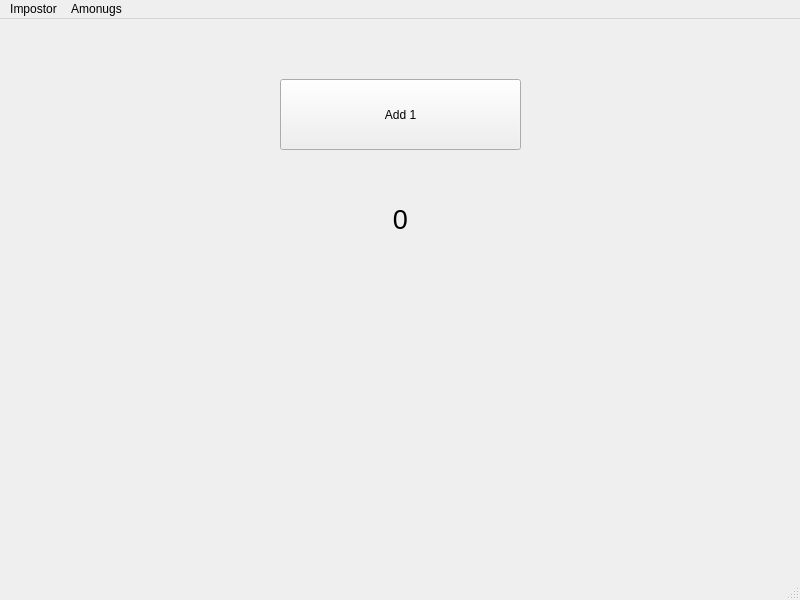
Above: src/test_qt_pkg/ui/mainwindow.ui from Silberbart007/Bachelorarbeit before the change. Below: the same form after it.
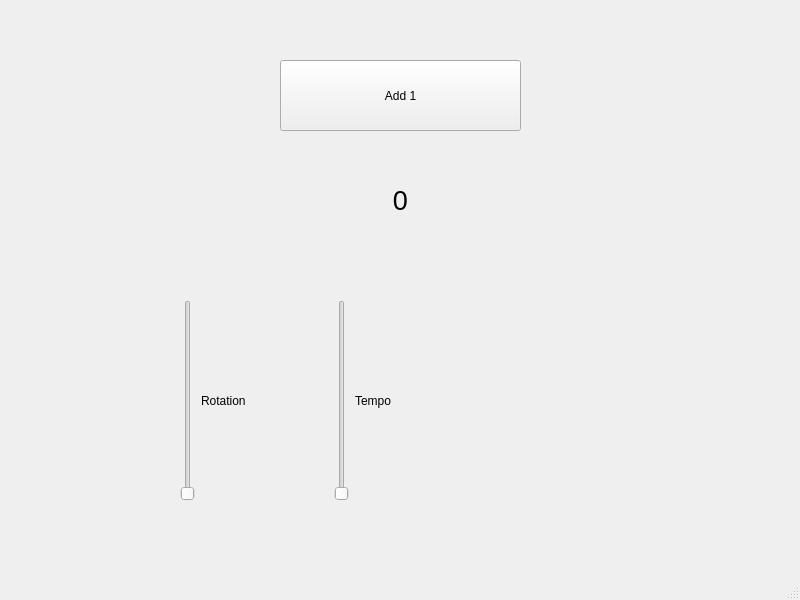
That is the form after the change. Custom widgets are drawn as their Qt base class.

Commit message: Rotation und Speed Slider added

Patch:
```diff
--- a/src/test_qt_pkg/ui/mainwindow.ui
+++ b/src/test_qt_pkg/ui/mainwindow.ui
@@ -48,21 +48,61 @@
    <widget class="QWidget" name="verticalLayoutWidget">
     <property name="geometry">
      <rect>
-      <x>280</x>
-      <y>220</y>
+      <x>520</x>
+      <y>300</y>
       <width>241</width>
       <height>201</height>
      </rect>
     </property>
     <layout class="QVBoxLayout" name="verticalLayout">
      <property name="leftMargin">
-      <number>9</number>
+      <number>0</number>
      </property>
      <item>
       <widget class="JoystickWidget" name="widget" native="true"/>
      </item>
     </layout>
    </widget>
+   <widget class="QWidget" name="horizontalLayoutWidget">
+    <property name="geometry">
+     <rect>
+      <x>180</x>
+      <y>300</y>
+      <width>301</width>
+      <height>201</height>
+     </rect>
+    </property>
+    <layout class="QHBoxLayout" name="horizontalLayout">
+     <item>
+      <widget class="QSlider" name="rotation_slider">
+       <property name="orientation">
+        <enum>Qt::Vertical</enum>
+       </property>
+      </widget>
+     </item>
+     <item>
+      <widget class="QLabel" name="label">
+       <property name="text">
+        <string>Rotation</string>
+       </property>
+      </widget>
+     </item>
+     <item>
+      <widget class="QSlider" name="speed_slider">
+       <property name="orientation">
+        <enum>Qt::Vertical</enum>
+       </property>
+      </widget>
+     </item>
+     <item>
+      <widget class="QLabel" name="label_2">
+       <property name="text">
+        <string>Tempo</string>
+       </property>
+      </widget>
+     </item>
+    </layout>
+   </widget>
   </widget>
   <widget class="QMenuBar" name="menubar">
    <property name="geometry">
@@ -70,23 +110,9 @@
      <x>0</x>
      <y>0</y>
      <width>800</width>
-     <height>23</height>
+     <height>34</height>
     </rect>
    </property>
-   <widget class="QMenu" name="menuImpostor">
-    <property name="title">
-     <string>Impostor</string>
-    </property>
-   </widget>
-   <widget class="QMenu" name="menuAmonugs">
-    <property name="title">
-     <string>Amonugs</string>
-    </property>
-    <addaction name="actionsussy"/>
-    <addaction name="actionshrek"/>
-   </widget>
-   <addaction name="menuImpostor"/>
-   <addaction name="menuAmonugs"/>
   </widget>
   <widget class="QStatusBar" name="statusbar"/>
   <action name="actionsussy">
```
The commit also changes 3 other files.
